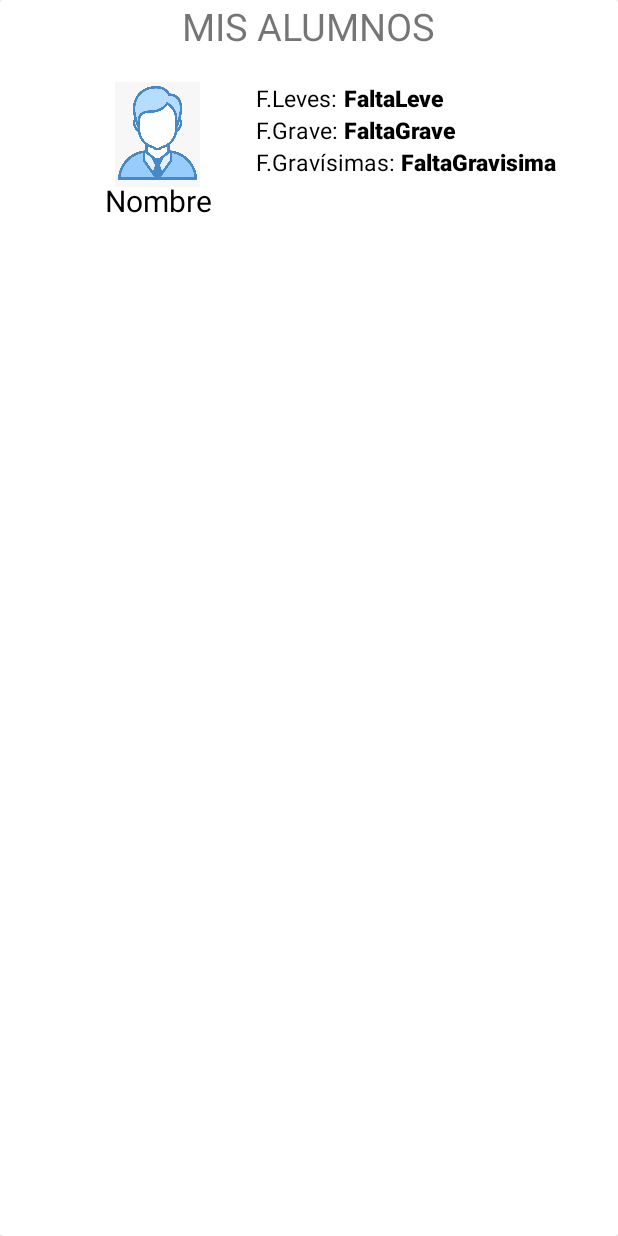
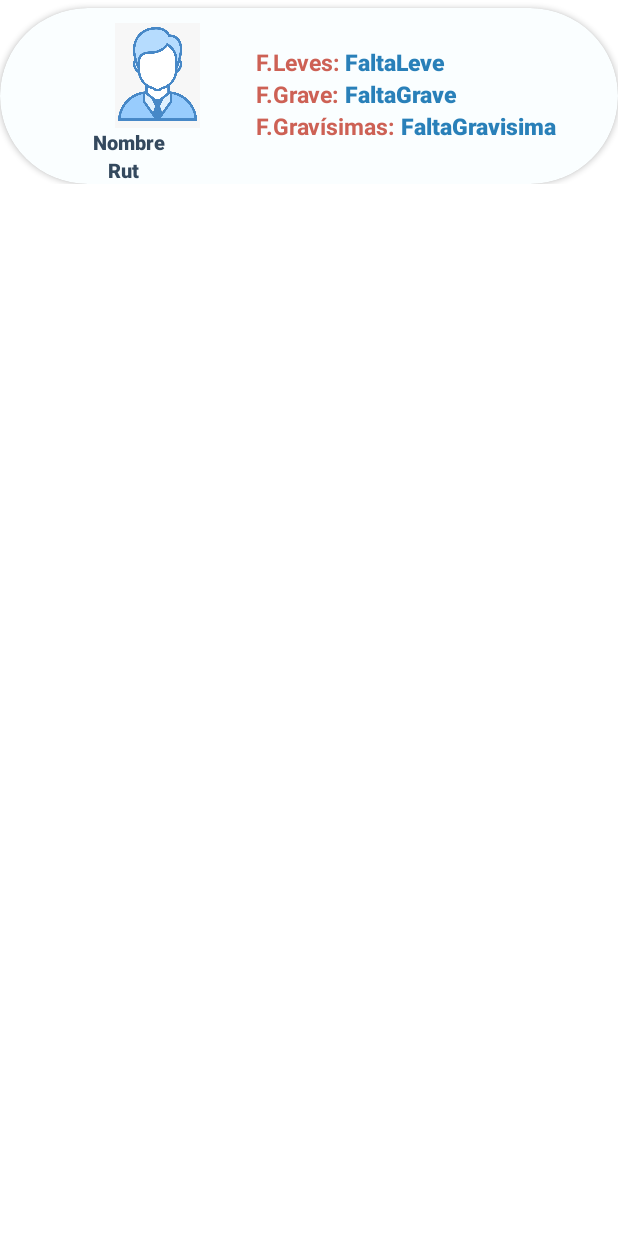
Before and after one commit to Gokurraca/SistemaGA, an Android app: the layout tarjeta_alumnos.xml on its own in the app's theme, with its tools: preview values and no code run, on a phone screen of 412 x 824 dp. Run offline under Robolectric (Android 15) with nearby library versions, the phone set to English and light mode, and no system bars.

Commit message:
Version 1.0.4 Se añade modulo docente cargar resumen de faltas por alumno

```diff
--- a/app/src/main/java/com/appsistema/sistemaga/MainActivity.java
+++ b/app/src/main/java/com/appsistema/sistemaga/MainActivity.java
@@ -42,6 +42,7 @@ import java.util.Map;
 
 
 public class MainActivity extends AppCompatActivity {
+
 
    // static final Integer PHONESTATS = 0x1; Obtencion de IMEI
     public static String host = "http://192.168.245.136/APISistemaGA/public";
@@ -100,7 +101,7 @@ public class MainActivity extends AppCompatActivity {
         }
     }
 
-    private void ValidarAcceso(){
+    private void ValidarAcceso(){ // Funcion para validar  formulario acceso no este vacio
         //seteo las variables para poder usarlas despues.
         usuario = userEditText.getText().toString().trim();
         password = passwordEditText.getText().toString().trim();
--- a/app/src/main/res/layout/tarjeta_alumnos.xml
+++ b/app/src/main/res/layout/tarjeta_alumnos.xml
@@ -1,39 +1,43 @@
-<?xml version="1.0" encoding="utf-8"?>
-<androidx.cardview.widget.CardView xmlns:android="http://schemas.android.com/apk/res/android"
+<LinearLayout xmlns:android="http://schemas.android.com/apk/res/android"
     xmlns:app="http://schemas.android.com/apk/res-auto"
+    android:orientation="vertical"
     android:layout_width="match_parent"
-    android:layout_height="match_parent">
+    android:layout_height="wrap_content">
 
+    <androidx.cardview.widget.CardView
+    android:layout_width="match_parent"
+    android:layout_height="match_parent"
+    app:cardBackgroundColor="#FAFEFF "
+    android:layout_marginTop="5dp"
+    app:cardCornerRadius="1in"    >
 
         <LinearLayout
             android:layout_width="match_parent"
             android:layout_height="wrap_content"
+            android:focusable="false"
+            android:focusableInTouchMode="false"
             android:orientation="vertical">
-        <TextView
-            android:id="@+id/textView6"
-            android:layout_width="wrap_content"
-            android:layout_height="wrap_content"
-            android:text="MIS ALUMNOS"
-            android:textSize="25dp"
-            android:layout_gravity="center" />
 
             <LinearLayout
                 android:layout_width="match_parent"
                 android:layout_height="wrap_content"
                 android:orientation="horizontal"
-        android:paddingTop="20dp"
+                android:paddingTop="10dp"
                 android:paddingLeft="70dp">
 
                 <ImageView
                     android:id="@+id/imagen_alumnos"
                     android:layout_width="70dp"
                     android:layout_height="70dp"
-            app:srcCompat="@drawable/alumno" />
+                    app:srcCompat="@drawable/alumno"
+                    android:focusable="false"
+                    android:focusableInTouchMode="false" />
 
                 <LinearLayout
                     android:layout_width="match_parent"
-            android:layout_height="match_parent"
+                    android:layout_height="66dp"
                     android:layout_marginStart="15dp"
+                    android:layout_marginTop="15dp"
                     android:layout_marginEnd="15dp"
                     android:orientation="vertical">
 
@@ -48,18 +52,23 @@
                             android:id="@+id/lbl_FaltaLeve"
                             android:layout_width="match_parent"
                             android:layout_height="wrap_content"
+                            android:focusable="false"
+                            android:focusableInTouchMode="false"
                             android:text="F.Leves: "
-                    android:textColor="@color/black"
-                    android:textSize="15dp" />
+                            android:textSize="15sp"
+                            android:textColor="@color/vino"
+                            android:textStyle="bold"/>
 
                         <TextView
                             android:id="@+id/txt_FaltaLeve"
                             android:layout_width="match_parent"
                             android:layout_height="wrap_content"
+                            android:focusable="false"
+                            android:focusableInTouchMode="false"
                             android:fontFamily="sans-serif-black"
                             android:text="FaltaLeve"
-                    android:textColor="@color/black"
-                    android:textSize="15dp" />
+                            android:textColor="@color/azul"
+                            android:textSize="15sp" />
                     </LinearLayout>
 
                     <LinearLayout
@@ -73,18 +82,23 @@
                             android:id="@+id/lbl_FaltaGrave"
                             android:layout_width="match_parent"
                             android:layout_height="wrap_content"
+                            android:focusable="false"
+                            android:focusableInTouchMode="false"
                             android:text="F.Grave: "
-                    android:textColor="@color/black"
-                    android:textSize="15dp" />
+                            android:textSize="15sp"
+                            android:textColor="@color/vino"
+                            android:textStyle="bold"/>
 
                         <TextView
                             android:id="@+id/txt_FaltaGrave"
                             android:layout_width="match_parent"
                             android:layout_height="wrap_content"
+                            android:focusable="false"
+                            android:focusableInTouchMode="false"
                             android:fontFamily="sans-serif-black"
                             android:text="FaltaGrave"
-                    android:textColor="@color/black"
-                    android:textSize="15dp" />
+                            android:textColor="@color/azul"
+                            android:textSize="15sp" />
                     </LinearLayout>
 
                     <LinearLayout
@@ -98,18 +112,23 @@
                             android:id="@+id/lbl_faltaGravisima"
                             android:layout_width="match_parent"
                             android:layout_height="wrap_content"
+                            android:focusable="false"
+                            android:focusableInTouchMode="false"
                             android:text="F.Gravísimas: "
-                    android:textColor="@color/black"
-                    android:textSize="15dp" />
+                            android:textSize="15sp"
+                            android:textColor="@color/vino"
+                            android:textStyle="bold"/>
 
                         <TextView
                             android:id="@+id/txt_FaltaGravisima"
                             android:layout_width="match_parent"
                             android:layout_height="wrap_content"
+                            android:focusable="false"
+                            android:focusableInTouchMode="false"
                             android:fontFamily="sans-serif-black"
                             android:text="FaltaGravisima"
-                    android:textColor="@color/black"
-                    android:textSize="15dp" />
+                            android:textColor="@color/azul"
+                            android:textSize="15sp" />
                     </LinearLayout>
 
                 </LinearLayout>
@@ -119,18 +138,37 @@
         </LinearLayout>
 
         <LinearLayout
-        android:layout_width="wrap_content"
-        android:layout_height="wrap_content"
-        android:orientation="horizontal"
-        android:paddingLeft="70dp">
+            android:layout_width="match_parent"
+            android:layout_height="match_parent"
+            android:layout_marginLeft="62dp"
+            android:orientation="vertical">
+
             <TextView
                 android:id="@+id/txt_nombreAlumno"
                 android:layout_width="wrap_content"
                 android:layout_height="wrap_content"
+                android:layout_marginTop="80dp"
+
+                android:focusable="false"
+                android:focusableInTouchMode="false"
+                android:fontFamily="sans-serif-black"
                 android:text="Nombre "
-            android:layout_marginTop="120dp"
-            android:textColor="@color/black"
-            android:textSize="20dp" />
+                android:textColor="@color/gris"
+                android:textSize="13sp" />
+
+            <TextView
+                android:id="@+id/txt_rutAlumno"
+                android:layout_width="wrap_content"
+                android:layout_height="wrap_content"
+                android:layout_marginLeft="10sp"
+                android:focusable="false"
+                android:focusableInTouchMode="false"
+                android:fontFamily="sans-serif-black"
+                android:text="Rut "
+                android:textColor="@color/gris"
+                android:textSize="13sp" />
         </LinearLayout>
 
-</androidx.cardview.widget.CardView>
+    </androidx.cardview.widget.CardView>/>
+
+</LinearLayout>
--- a/app/src/main/res/values/colors.xml
+++ b/app/src/main/res/values/colors.xml
@@ -10,4 +10,9 @@
     <color name="botones">#3498DB</color>
     <color name="botones_salir">#DB3434</color>
     <color name="texto_spinner">#757575</color>
+    <color name="naranjo">#F6760B</color>
+    <color name="vino">#CD6155</color>
+    <color name="gris">#34495E</color>
+    <color name="azul">#2980B9 </color>
+
 </resources>
```
Also changed, not shown: app/src/main/java/com/appsistema/sistemaga/crud_superusuario.java (+9 -0 lines), app/src/main/java/com/appsistema/sistemaga/mis_alumnos.java (+59 -44 lines), app/src/main/res/layout/activity_mis_alumnos.xml (+31 -21 lines), app/src/main/res/layout/dialog_login.xml (+7 -5 lines), app/src/main/res/menu/drawer_menu.xml (+3 -4 lines). Lines whose indentation alone changed are shown as unchanged.
